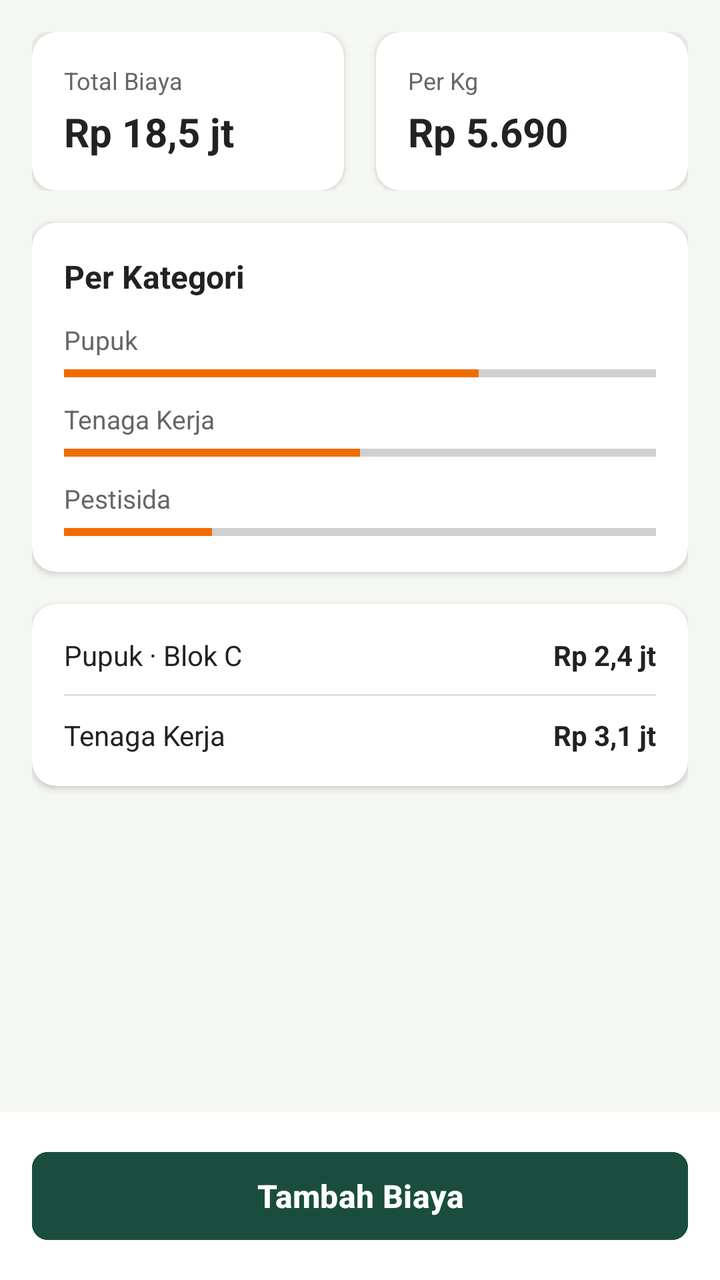
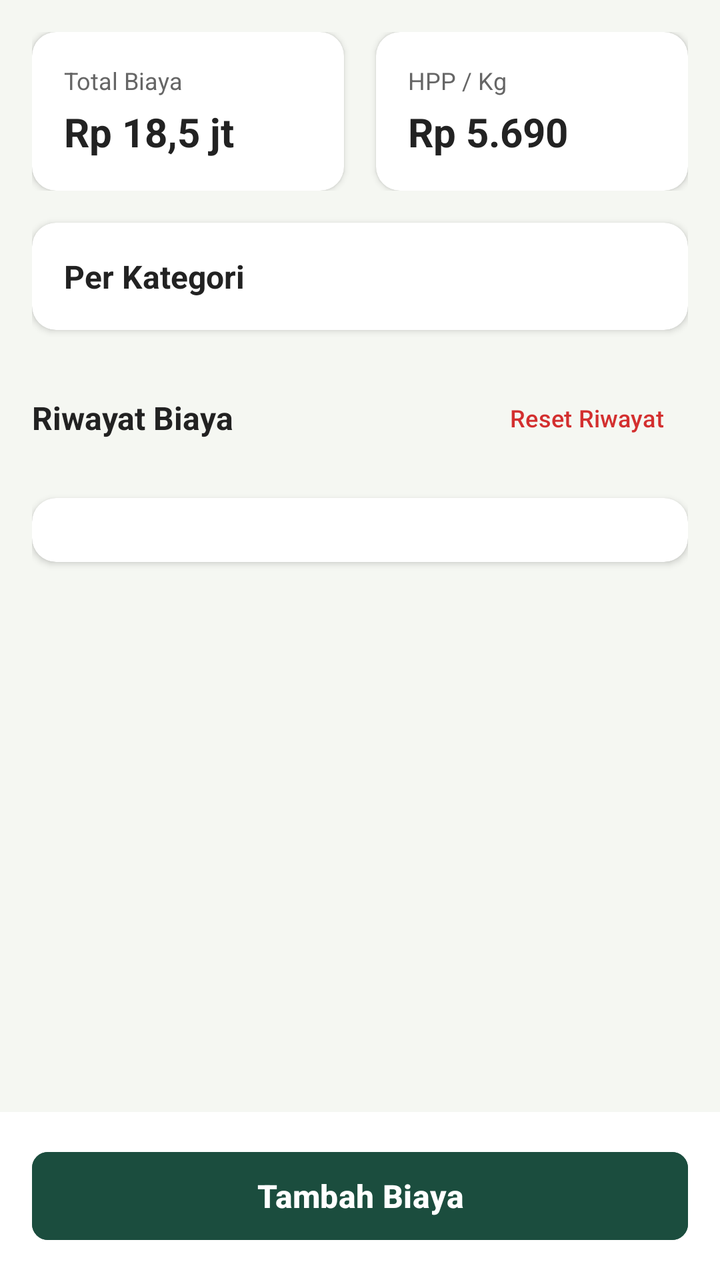

Compare the two renders of this Android layout. The source of the first and the diff that turns it into the second are given below.
<!-- AndroidManifest.xml: application theme Theme.SmartCoffeeFarm -->
<!-- res/layout/fragment_biaya_produksi.xml -->
<?xml version="1.0" encoding="utf-8"?>
<LinearLayout xmlns:android="http://schemas.android.com/apk/res/android"
    xmlns:app="http://schemas.android.com/apk/res-auto"
    android:layout_width="match_parent"
    android:layout_height="match_parent"
    android:background="@color/app_background"
    android:orientation="vertical">

    <ScrollView
        android:layout_width="match_parent"
        android:layout_height="0dp"
        android:layout_weight="1"
        android:fillViewport="true"
        android:padding="16dp">

        <LinearLayout
            android:layout_width="match_parent"
            android:layout_height="wrap_content"
            android:orientation="vertical">

            
            <LinearLayout
                android:layout_width="match_parent"
                android:layout_height="wrap_content"
                android:orientation="horizontal">

                <androidx.cardview.widget.CardView
                    android:layout_width="0dp"
                    android:layout_height="wrap_content"
                    android:layout_marginEnd="8dp"
                    android:layout_weight="1"
                    app:cardBackgroundColor="@color/card_background"
                    app:cardCornerRadius="12dp"
                    app:cardElevation="2dp">

                    <LinearLayout
                        android:layout_width="match_parent"
                        android:layout_height="wrap_content"
                        android:orientation="vertical"
                        android:padding="16dp">

                        <TextView
                            android:layout_width="wrap_content"
                            android:layout_height="wrap_content"
                            android:text="Total Biaya"
                            android:textColor="@color/text_secondary"
                            android:textSize="12sp" />

                        <TextView
                            android:layout_width="wrap_content"
                            android:layout_height="wrap_content"
                            android:layout_marginTop="4dp"
                            android:text="Rp 18,5 jt"
                            android:textColor="@color/text_primary"
                            android:textSize="20sp"
                            android:textStyle="bold" />
                    </LinearLayout>
                </androidx.cardview.widget.CardView>

                <androidx.cardview.widget.CardView
                    android:layout_width="0dp"
                    android:layout_height="wrap_content"
                    android:layout_marginStart="8dp"
                    android:layout_weight="1"
                    app:cardBackgroundColor="@color/card_background"
                    app:cardCornerRadius="12dp"
                    app:cardElevation="2dp">

                    <LinearLayout
                        android:layout_width="match_parent"
                        android:layout_height="wrap_content"
                        android:orientation="vertical"
                        android:padding="16dp">

                        <TextView
                            android:layout_width="wrap_content"
                            android:layout_height="wrap_content"
                            android:text="Per Kg"
                            android:textColor="@color/text_secondary"
                            android:textSize="12sp" />

                        <TextView
                            android:layout_width="wrap_content"
                            android:layout_height="wrap_content"
                            android:layout_marginTop="4dp"
                            android:text="Rp 5.690"
                            android:textColor="@color/text_primary"
                            android:textSize="20sp"
                            android:textStyle="bold" />
                    </LinearLayout>
                </androidx.cardview.widget.CardView>
            </LinearLayout>

            
            <androidx.cardview.widget.CardView
                android:layout_width="match_parent"
                android:layout_height="wrap_content"
                android:layout_marginTop="16dp"
                app:cardBackgroundColor="@color/card_background"
                app:cardCornerRadius="12dp"
                app:cardElevation="2dp">

                <LinearLayout
                    android:layout_width="match_parent"
                    android:layout_height="wrap_content"
                    android:orientation="vertical"
                    android:padding="16dp">

                    <TextView
                        android:layout_width="wrap_content"
                        android:layout_height="wrap_content"
                        android:text="Per Kategori"
                        android:textColor="@color/text_primary"
                        android:textSize="16sp"
                        android:textStyle="bold" />

                    
                    <TextView
                        android:layout_width="wrap_content"
                        android:layout_height="wrap_content"
                        android:layout_marginTop="12dp"
                        android:text="Pupuk"
                        android:textColor="@color/text_secondary"
                        android:textSize="13sp" />

                    <ProgressBar
                        style="?android:attr/progressBarStyleHorizontal"
                        android:layout_width="match_parent"
                        android:layout_height="8dp"
                        android:layout_marginTop="4dp"
                        android:progress="70"
                        android:progressTint="@color/badge_orange_text" />

                    
                    <TextView
                        android:layout_width="wrap_content"
                        android:layout_height="wrap_content"
                        android:layout_marginTop="10dp"
                        android:text="Tenaga Kerja"
                        android:textColor="@color/text_secondary"
                        android:textSize="13sp" />

                    <ProgressBar
                        style="?android:attr/progressBarStyleHorizontal"
                        android:layout_width="match_parent"
                        android:layout_height="8dp"
                        android:layout_marginTop="4dp"
                        android:progress="50"
                        android:progressTint="@color/badge_orange_text" />

                    
                    <TextView
                        android:layout_width="wrap_content"
                        android:layout_height="wrap_content"
                        android:layout_marginTop="10dp"
                        android:text="Pestisida"
                        android:textColor="@color/text_secondary"
                        android:textSize="13sp" />

                    <ProgressBar
                        style="?android:attr/progressBarStyleHorizontal"
                        android:layout_width="match_parent"
                        android:layout_height="8dp"
                        android:layout_marginTop="4dp"
                        android:progress="25"
                        android:progressTint="@color/badge_orange_text" />

                </LinearLayout>
            </androidx.cardview.widget.CardView>

            
            <androidx.cardview.widget.CardView
                android:layout_width="match_parent"
                android:layout_height="wrap_content"
                android:layout_marginTop="16dp"
                android:layout_marginBottom="24dp"
                app:cardBackgroundColor="@color/card_background"
                app:cardCornerRadius="12dp"
                app:cardElevation="2dp">

                <LinearLayout
                    android:layout_width="match_parent"
                    android:layout_height="wrap_content"
                    android:orientation="vertical"
                    android:padding="16dp">

                    <LinearLayout
                        android:layout_width="match_parent"
                        android:layout_height="wrap_content"
                        android:orientation="horizontal">

                        <TextView
                            android:layout_width="0dp"
                            android:layout_height="wrap_content"
                            android:layout_weight="1"
                            android:text="Pupuk · Blok C"
                            android:textColor="@color/text_primary"
                            android:textSize="14sp" />

                        <TextView
                            android:layout_width="wrap_content"
                            android:layout_height="wrap_content"
                            android:text="Rp 2,4 jt"
                            android:textColor="@color/text_primary"
                            android:textSize="14sp"
                            android:textStyle="bold" />
                    </LinearLayout>

                    <View
                        android:layout_width="match_parent"
                        android:layout_height="1dp"
                        android:layout_marginVertical="10dp"
                        android:background="#E0E0E0" />

                    <LinearLayout
                        android:layout_width="match_parent"
                        android:layout_height="wrap_content"
                        android:orientation="horizontal">

                        <TextView
                            android:layout_width="0dp"
                            android:layout_height="wrap_content"
                            android:layout_weight="1"
                            android:text="Tenaga Kerja"
                            android:textColor="@color/text_primary"
                            android:textSize="14sp" />

                        <TextView
                            android:layout_width="wrap_content"
                            android:layout_height="wrap_content"
                            android:text="Rp 3,1 jt"
                            android:textColor="@color/text_primary"
                            android:textSize="14sp"
                            android:textStyle="bold" />
                    </LinearLayout>

                </LinearLayout>
            </androidx.cardview.widget.CardView>

        </LinearLayout>
    </ScrollView>

    
    <LinearLayout
        android:layout_width="match_parent"
        android:layout_height="wrap_content"
        android:background="@color/card_background"
        android:padding="16dp">

        <com.google.android.material.button.MaterialButton
            android:id="@+id/btnTambahBiaya"
            android:layout_width="match_parent"
            android:layout_height="52dp"
            android:backgroundTint="@color/primary_dark_green"
            android:text="Tambah Biaya"
            android:textAllCaps="false"
            android:textColor="@color/white"
            android:textSize="16sp"
            android:textStyle="bold"
            app:cornerRadius="8dp" />
    </LinearLayout>

</LinearLayout>
<!-- resources referenced by this layout -->
<resources>
  <color name="app_background">#F5F7F2</color>
  <color name="badge_orange_text">#EF6C00</color>
  <color name="card_background">#FFFFFFFF</color>
  <color name="primary_dark_green">#1B4D3E</color>
  <color name="text_primary">#222222</color>
  <color name="text_secondary">#666666</color>
  <color name="white">#FFFFFFFF</color>
  <style name="Theme.SmartCoffeeFarm" parent="Base.Theme.SmartCoffeeFarm" />
  <style name="Base.Theme.SmartCoffeeFarm" parent="Theme.Material3.DayNight.NoActionBar">
          <item name="colorPrimary">@color/primary_dark_green</item>
          <item name="colorSecondary">@color/primary_dark_green</item>
          <item name="android:windowBackground">@color/app_background</item>
          <item name="colorSurface">@color/card_background</item>
      </style>
</resources>

<!-- the commit's change to res/layout/fragment_biaya_produksi.xml (unified diff, before → after) -->
@@ -47,6 +47,7 @@
                             android:textSize="12sp" />
 
                         <TextView
+                            android:id="@+id/tvTotalCost"
                             android:layout_width="wrap_content"
                             android:layout_height="wrap_content"
                             android:layout_marginTop="4dp"
@@ -58,6 +59,7 @@
                 </androidx.cardview.widget.CardView>
 
                 <androidx.cardview.widget.CardView
+                    android:id="@+id/cardPerKg"
                     android:layout_width="0dp"
                     android:layout_height="wrap_content"
                     android:layout_marginStart="8dp"
@@ -75,11 +77,12 @@
                         <TextView
                             android:layout_width="wrap_content"
                             android:layout_height="wrap_content"
-                            android:text="Per Kg"
+                            android:text="HPP / Kg"
                             android:textColor="@color/text_secondary"
                             android:textSize="12sp" />
 
                         <TextView
+                            android:id="@+id/tvCostPerKg"
                             android:layout_width="wrap_content"
                             android:layout_height="wrap_content"
                             android:layout_marginTop="4dp"
@@ -114,59 +117,41 @@
                         android:textSize="16sp"
                         android:textStyle="bold" />
 
-                    
-                    <TextView
-                        android:layout_width="wrap_content"
+                    <LinearLayout
+                        android:id="@+id/containerPerKategori"
+                        android:layout_width="match_parent"
                         android:layout_height="wrap_content"
-                        android:layout_marginTop="12dp"
-                        android:text="Pupuk"
-                        android:textColor="@color/text_secondary"
-                        android:textSize="13sp" />
-
-                    <ProgressBar
-                        style="?android:attr/progressBarStyleHorizontal"
-                        android:layout_width="match_parent"
-                        android:layout_height="8dp"
-                        android:layout_marginTop="4dp"
-                        android:progress="70"
-                        android:progressTint="@color/badge_orange_text" />
-
-                    
-                    <TextView
-                        android:layout_width="wrap_content"
-                        android:layout_height="wrap_content"
-                        android:layout_marginTop="10dp"
-                        android:text="Tenaga Kerja"
-                        android:textColor="@color/text_secondary"
-                        android:textSize="13sp" />
-
-                    <ProgressBar
-                        style="?android:attr/progressBarStyleHorizontal"
-                        android:layout_width="match_parent"
-                        android:layout_height="8dp"
-                        android:layout_marginTop="4dp"
-                        android:progress="50"
-                        android:progressTint="@color/badge_orange_text" />
-
-                    
-                    <TextView
-                        android:layout_width="wrap_content"
-                        android:layout_height="wrap_content"
-                        android:layout_marginTop="10dp"
-                        android:text="Pestisida"
-                        android:textColor="@color/text_secondary"
-                        android:textSize="13sp" />
-
-                    <ProgressBar
-                        style="?android:attr/progressBarStyleHorizontal"
-                        android:layout_width="match_parent"
-                        android:layout_height="8dp"
-                        android:layout_marginTop="4dp"
-                        android:progress="25"
-                        android:progressTint="@color/badge_orange_text" />
+                        android:orientation="vertical" />
 
                 </LinearLayout>
             </androidx.cardview.widget.CardView>
+
+            
+            <LinearLayout
+                android:layout_width="match_parent"
+                android:layout_height="wrap_content"
+                android:layout_marginTop="20dp"
+                android:gravity="center_vertical"
+                android:orientation="horizontal">
+
+                <TextView
+                    android:layout_width="0dp"
+                    android:layout_height="wrap_content"
+                    android:layout_weight="1"
+                    android:text="Riwayat Biaya"
+                    android:textColor="@color/text_primary"
+                    android:textSize="16sp"
+                    android:textStyle="bold" />
+
+                <com.google.android.material.button.MaterialButton
+                    android:id="@+id/btnResetRiwayatBiaya"
+                    style="@style/Widget.Material3.Button.TextButton"
+                    android:layout_width="wrap_content"
+                    android:layout_height="wrap_content"
+                    android:text="Reset Riwayat"
+                    android:textColor="#D32F2F"
+                    android:textSize="12sp" />
+            </LinearLayout>
 
             
             <androidx.cardview.widget.CardView
@@ -179,60 +164,11 @@
                 app:cardElevation="2dp">
 
                 <LinearLayout
+                    android:id="@+id/containerRiwayatBiaya"
                     android:layout_width="match_parent"
                     android:layout_height="wrap_content"
                     android:orientation="vertical"
                     android:padding="16dp">
-
-                    <LinearLayout
-                        android:layout_width="match_parent"
-                        android:layout_height="wrap_content"
-                        android:orientation="horizontal">
-
-                        <TextView
-                            android:layout_width="0dp"
-                            android:layout_height="wrap_content"
-                            android:layout_weight="1"
-                            android:text="Pupuk · Blok C"
-                            android:textColor="@color/text_primary"
-                            android:textSize="14sp" />
-
-                        <TextView
-                            android:layout_width="wrap_content"
-                            android:layout_height="wrap_content"
-                            android:text="Rp 2,4 jt"
-                            android:textColor="@color/text_primary"
-                            android:textSize="14sp"
-                            android:textStyle="bold" />
-                    </LinearLayout>
-
-                    <View
-                        android:layout_width="match_parent"
-                        android:layout_height="1dp"
-                        android:layout_marginVertical="10dp"
-                        android:background="#E0E0E0" />
-
-                    <LinearLayout
-                        android:layout_width="match_parent"
-                        android:layout_height="wrap_content"
-                        android:orientation="horizontal">
-
-                        <TextView
-                            android:layout_width="0dp"
-                            android:layout_height="wrap_content"
-                            android:layout_weight="1"
-                            android:text="Tenaga Kerja"
-                            android:textColor="@color/text_primary"
-                            android:textSize="14sp" />
-
-                        <TextView
-                            android:layout_width="wrap_content"
-                            android:layout_height="wrap_content"
-                            android:text="Rp 3,1 jt"
-                            android:textColor="@color/text_primary"
-                            android:textSize="14sp"
-                            android:textStyle="bold" />
-                    </LinearLayout>
 
                 </LinearLayout>
             </androidx.cardview.widget.CardView>
<!-- resource entries referenced after the edit -->
@@ -1,7 +1,6 @@
 <!-- resources referenced by this layout -->
 <resources>
   <color name="app_background">#F5F7F2</color>
-  <color name="badge_orange_text">#EF6C00</color>
   <color name="card_background">#FFFFFFFF</color>
   <color name="primary_dark_green">#1B4D3E</color>
   <color name="text_primary">#222222</color>
